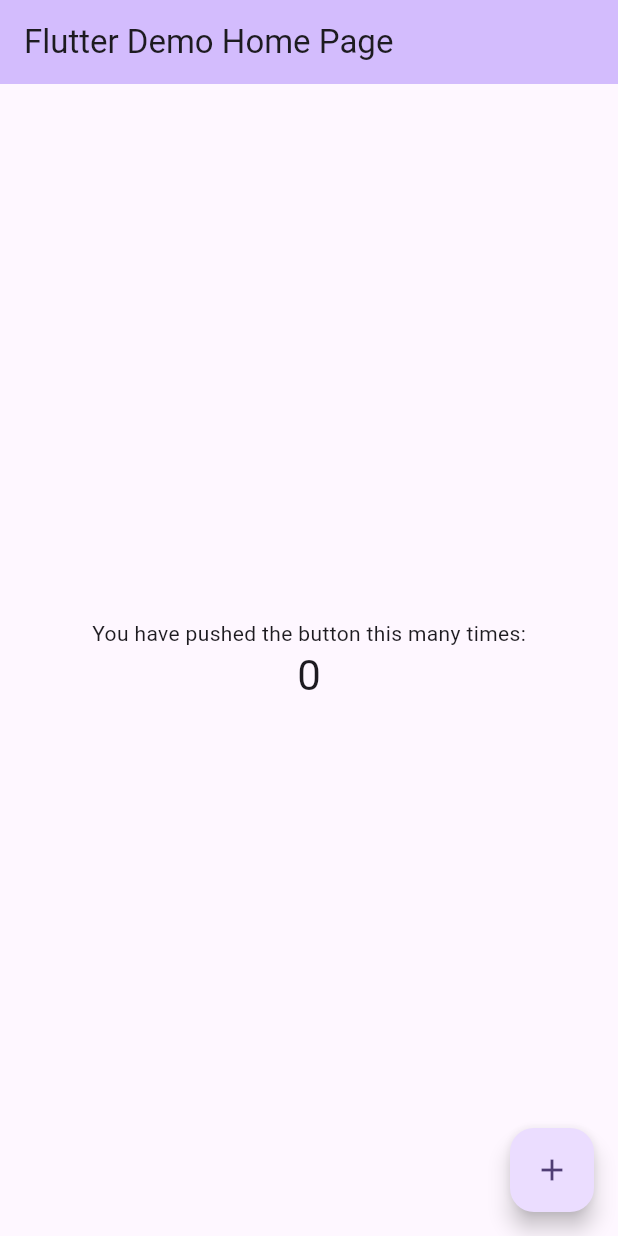
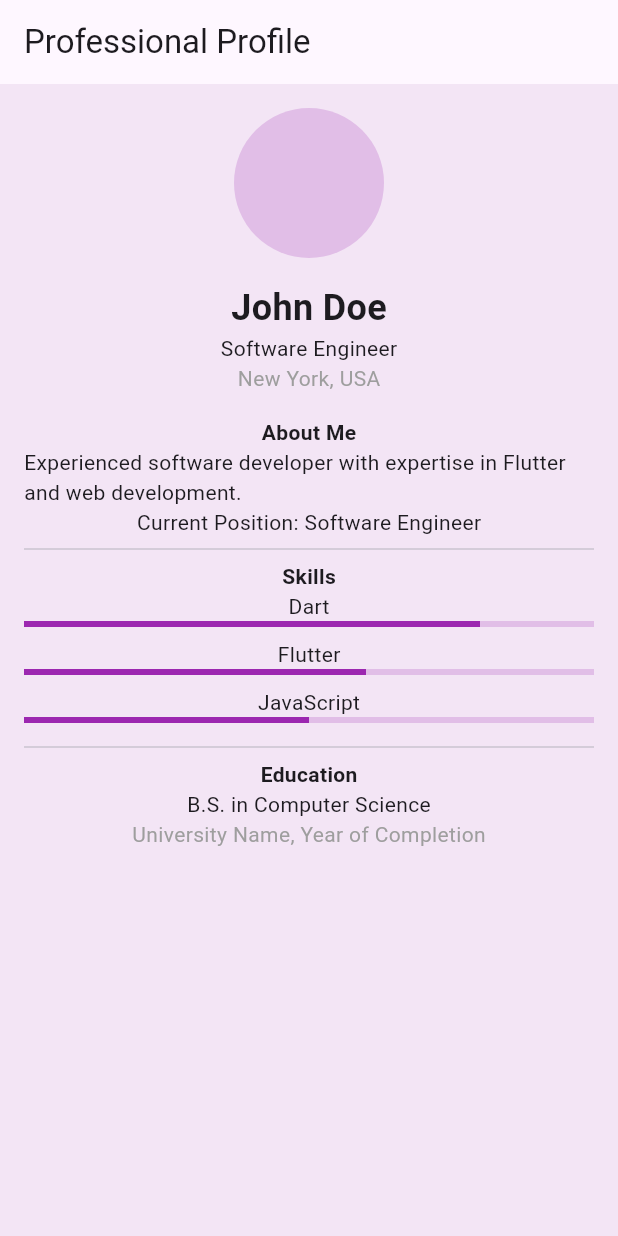
Before and after one commit to SahadRushdi/First-Flutter-Project, a Flutter app: the screen it shows after launch, on a phone screen of 412 x 824 dp. Run offline on Flutter 3.47's test engine with Material 3 defaults, Android fonts, the phone set to English and light mode, and no system bars.

Commit message:
Made Home Page

```diff
--- a/lib/main.dart
+++ b/lib/main.dart
@@ -1,125 +1,21 @@
 import 'package:flutter/material.dart';
+import 'package:test_app/profile_ui/professional_profile.dart';
+// import 'professional_profile.dart'; // Import the new file
 
 void main() {
-  runApp(const MyApp());
+  runApp(MyApp());
 }
 
 class MyApp extends StatelessWidget {
-  const MyApp({super.key});
-
-  // This widget is the root of your application.
   @override
   Widget build(BuildContext context) {
     return MaterialApp(
-      title: 'Flutter Demo',
+      title: 'Professional Profile',
       theme: ThemeData(
-        // This is the theme of your application.
-        //
-        // TRY THIS: Try running your application with "flutter run". You'll see
-        // the application has a purple toolbar. Then, without quitting the app,
-        // try changing the seedColor in the colorScheme below to Colors.green
-        // and then invoke "hot reload" (save your changes or press the "hot
-        // reload" button in a Flutter-supported IDE, or press "r" if you used
-        // the command line to start the app).
-        //
-        // Notice that the counter didn't reset back to zero; the application
-        // state is not lost during the reload. To reset the state, use hot
-        // restart instead.
-        //
-        // This works for code too, not just values: Most code changes can be
-        // tested with just a hot reload.
-        colorScheme: ColorScheme.fromSeed(seedColor: Colors.deepPurple),
-        useMaterial3: true,
+        primarySwatch: Colors.purple,
+        scaffoldBackgroundColor: Colors.purple[50],
       ),
-      home: const MyHomePage(title: 'Flutter Demo Home Page'),
+      home: ProfessionalProfile(), // Use ProfessionalProfile as the home screen
     );
   }
 }
-
-class MyHomePage extends StatefulWidget {
-  const MyHomePage({super.key, required this.title});
-
-  // This widget is the home page of your application. It is stateful, meaning
-  // that it has a State object (defined below) that contains fields that affect
-  // how it looks.
-
-  // This class is the configuration for the state. It holds the values (in this
-  // case the title) provided by the parent (in this case the App widget) and
-  // used by the build method of the State. Fields in a Widget subclass are
-  // always marked "final".
-
-  final String title;
-
-  @override
-  State<MyHomePage> createState() => _MyHomePageState();
-}
-
-class _MyHomePageState extends State<MyHomePage> {
-  int _counter = 0;
-
-  void _incrementCounter() {
-    setState(() {
-      // This call to setState tells the Flutter framework that something has
-      // changed in this State, which causes it to rerun the build method below
-      // so that the display can reflect the updated values. If we changed
-      // _counter without calling setState(), then the build method would not be
-      // called again, and so nothing would appear to happen.
-      _counter++;
-    });
-  }
-
-  @override
-  Widget build(BuildContext context) {
-    // This method is rerun every time setState is called, for instance as done
-    // by the _incrementCounter method above.
-    //
-    // The Flutter framework has been optimized to make rerunning build methods
-    // fast, so that you can just rebuild anything that needs updating rather
-    // than having to individually change instances of widgets.
-    return Scaffold(
-      appBar: AppBar(
-        // TRY THIS: Try changing the color here to a specific color (to
-        // Colors.amber, perhaps?) and trigger a hot reload to see the AppBar
-        // change color while the other colors stay the same.
-        backgroundColor: Theme.of(context).colorScheme.inversePrimary,
-        // Here we take the value from the MyHomePage object that was created by
-        // the App.build method, and use it to set our appbar title.
-        title: Text(widget.title),
-      ),
-      body: Center(
-        // Center is a layout widget. It takes a single child and positions it
-        // in the middle of the parent.
-        child: Column(
-          // Column is also a layout widget. It takes a list of children and
-          // arranges them vertically. By default, it sizes itself to fit its
-          // children horizontally, and tries to be as tall as its parent.
-          //
-          // Column has various properties to control how it sizes itself and
-          // how it positions its children. Here we use mainAxisAlignment to
-          // center the children vertically; the main axis here is the vertical
-          // axis because Columns are vertical (the cross axis would be
-          // horizontal).
-          //
-          // TRY THIS: Invoke "debug painting" (choose the "Toggle Debug Paint"
-          // action in the IDE, or press "p" in the console), to see the
-          // wireframe for each widget.
-          mainAxisAlignment: MainAxisAlignment.center,
-          children: <Widget>[
-            const Text(
-              'You have pushed the button this many times:',
-            ),
-            Text(
-              '$_counter',
-              style: Theme.of(context).textTheme.headlineMedium,
-            ),
-          ],
-        ),
-      ),
-      floatingActionButton: FloatingActionButton(
-        onPressed: _incrementCounter,
-        tooltip: 'Increment',
-        child: const Icon(Icons.add),
-      ), // This trailing comma makes auto-formatting nicer for build methods.
-    );
-  }
-}
--- /dev/null
+++ b/lib/profile_ui/header_section.dart
@@ -0,0 +1,19 @@
+import 'package:flutter/material.dart';
+
+class HeaderSection extends StatelessWidget {
+  @override
+  Widget build(BuildContext context) {
+    return Column(
+      children: [
+        CircleAvatar(
+          radius: 50,
+          backgroundImage: AssetImage('assets/profile.jpg'), // Profile picture path
+        ),
+        SizedBox(height: 10),
+        Text('Your Name', style: TextStyle(fontSize: 24, fontWeight: FontWeight.bold)),
+        Text('Professional Title', style: TextStyle(fontSize: 18)),
+        Text('Location', style: TextStyle(fontSize: 16, color: Colors.grey)),
+      ],
+    );
+  }
+}
--- /dev/null
+++ b/lib/profile_ui/professional_profile.dart
@@ -0,0 +1,63 @@
+import 'package:flutter/material.dart';
+
+class ProfessionalProfile extends StatelessWidget {
+  final String name = "John Doe";
+  final String title = "Software Engineer";
+  final String location = "New York, USA";
+  final String summary = "Experienced software developer with expertise in Flutter and web development.";
+  final List<Map<String, dynamic>> skills = [
+    {"name": "Dart", "level": 0.8},
+    {"name": "Flutter", "level": 0.6},
+    {"name": "JavaScript", "level": 0.5},
+  ];
+  final String education = "B.S. in Computer Science";
+  final String university = "University Name, Year of Completion";
+
+  @override
+  Widget build(BuildContext context) {
+    return Scaffold(
+      appBar: AppBar(title: Text("Professional Profile")),
+      body: Padding(
+        padding: EdgeInsets.all(16.0),
+        child: Column(
+          children: [
+            CircleAvatar(radius: 50, backgroundColor: Colors.purple[100]),
+            SizedBox(height: 16),
+            Text(name, style: TextStyle(fontSize: 24, fontWeight: FontWeight.bold)),
+            Text(title),
+            Text(location, style: TextStyle(color: Colors.grey)),
+            SizedBox(height: 16),
+            Text("About Me", style: TextStyle(fontWeight: FontWeight.bold)),
+            Text(summary),
+            Text("Current Position: $title"),
+            Divider(),
+            Text("Skills", style: TextStyle(fontWeight: FontWeight.bold)),
+            Column(
+              children: skills.map((skill) => SkillIndicator(skill: skill)).toList(),
+            ),
+            Divider(),
+            Text("Education", style: TextStyle(fontWeight: FontWeight.bold)),
+            Text(education),
+            Text(university, style: TextStyle(color: Colors.grey)),
+          ],
+        ),
+      ),
+    );
+  }
+}
+
+class SkillIndicator extends StatelessWidget {
+  final Map<String, dynamic> skill;
+  SkillIndicator({required this.skill});
+
+  @override
+  Widget build(BuildContext context) {
+    return Column(
+      children: [
+        Text(skill['name']),
+        LinearProgressIndicator(value: skill['level'], color: Colors.purple, backgroundColor: Colors.purple[100]),
+        SizedBox(height: 8),
+      ],
+    );
+  }
+}
```
Also changed, not shown: lib/book_management/book.dart (added, +20 -0 lines), lib/book_management/book_manager.dart (added, +33 -0 lines), lib/book_management/text_book.dart (added, +9 -0 lines), lib/profile_ui/about_section.dart (added, +28 -0 lines), lib/profile_ui/education_section.dart (added, +22 -0 lines), lib/profile_ui/profile_page.dart (added, +24 -0 lines), lib/profile_ui/skills_section.dart (added, +35 -0 lines), 1 other file.
